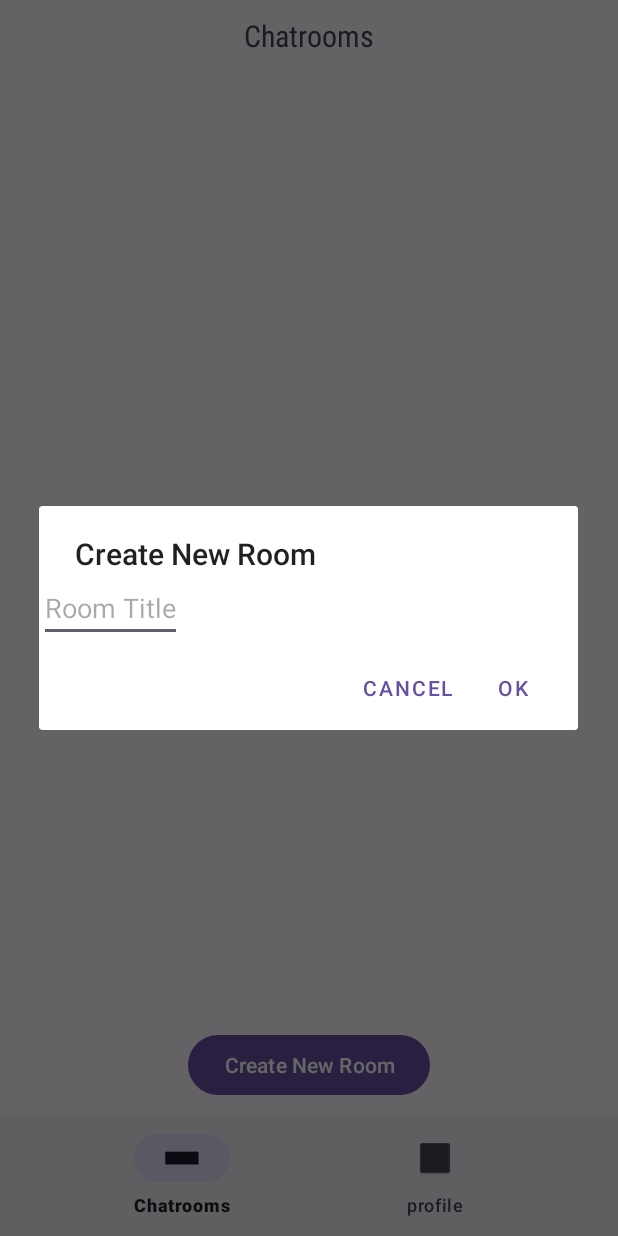
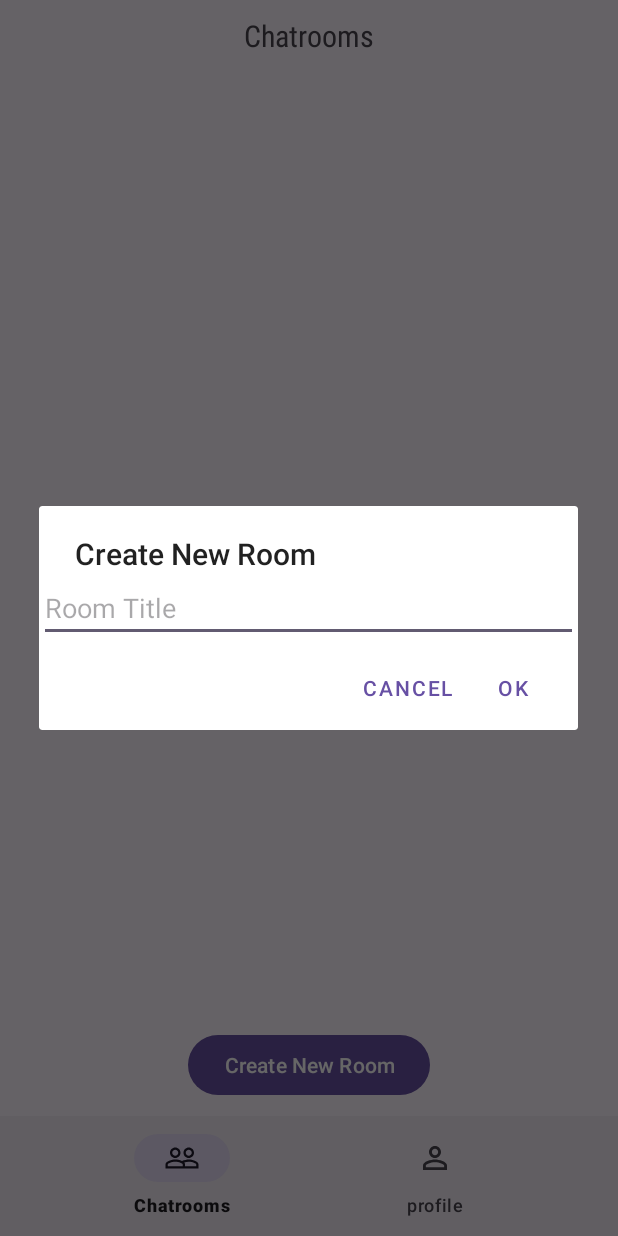
Before and after one commit to samyups1111/Chatrooms, an Android app: the ChatroomFragment screen opened directly, with no data from a screen before it, after a tap on "Create New Room", on a phone screen of 412 x 824 dp. Run offline under Robolectric (Android 15) with nearby library versions, the phone set to English and light mode, and no system bars; our stand-ins replace Dagger/Hilt's generated code, Firebase (no records; nobody signed in at launch, a user with empty details on screens opened directly).

Commit message:
refactoring and updating icons

```diff
--- a/app/src/main/java/com/sample/mainapplication/MainModule.kt
+++ b/app/src/main/java/com/sample/mainapplication/MainModule.kt
@@ -2,7 +2,7 @@ package com.sample.mainapplication
 
 import com.sample.mainapplication.model.MessageRepository
 import com.sample.mainapplication.networking.MainRemoteDataSource
-import com.sample.mainapplication.ui.chat.MessageViewModel
+import com.sample.mainapplication.ui.message.MessageViewModel
 import com.sample.mainapplication.model.PokemonRepository
 import com.sample.mainapplication.ui.first.FirstFragmentViewModel
 import com.sample.mainapplication.model.AuthRepository
--- a/app/src/main/java/com/sample/mainapplication/ui/main/MainActivity.kt
+++ b/app/src/main/java/com/sample/mainapplication/ui/main/MainActivity.kt
@@ -20,11 +20,11 @@ class MainActivity : AppCompatActivity() {
         val navHostFragment = supportFragmentManager.findFragmentById(R.id.nav_host_fragment) as NavHostFragment
         navController = navHostFragment.navController
         bottomNavigationView = findViewById(R.id.bottom_nav)
-        bottomNavigationView.selectedItemId = R.id.search_bottom_nav
+        bottomNavigationView.selectedItemId = R.id.chatroom_menu
 
         bottomNavigationView.setOnItemSelectedListener {
             when (it.itemId) {
-                R.id.search_bottom_nav -> navController.navigate(R.id.chatroomFragment) //navController.navigate(R.id.action_global_first_fragment)
+                R.id.chatroom_menu -> navController.navigate(R.id.chatroomFragment) //navController.navigate(R.id.action_global_first_fragment)
                 R.id.profile_menu -> navController.navigate(R.id.action_global_profile_fragment)
                 else -> {}
             }
--- a/app/src/main/java/com/sample/mainapplication/ui/chat/MessageFragment.kt
+++ b/app/src/main/java/com/sample/mainapplication/ui/message/MessageFragment.kt
@@ -1,4 +1,4 @@
-package com.sample.mainapplication.ui.chat
+package com.sample.mainapplication.ui.message
 
 import android.content.ContentValues.TAG
 import android.content.Context
--- a/app/src/main/java/com/sample/mainapplication/ui/chat/MessageViewModel.kt
+++ b/app/src/main/java/com/sample/mainapplication/ui/message/MessageViewModel.kt
@@ -1,4 +1,4 @@
-package com.sample.mainapplication.ui.chat
+package com.sample.mainapplication.ui.message
 
 import androidx.lifecycle.ViewModel
 import androidx.lifecycle.viewModelScope
--- a/app/src/main/java/com/sample/mainapplication/ui/chat/messageAdapter.kt
+++ b/app/src/main/java/com/sample/mainapplication/ui/message/messageAdapter.kt
@@ -1,4 +1,4 @@
-package com.sample.mainapplication.ui.chat
+package com.sample.mainapplication.ui.message
 
 import android.view.LayoutInflater
 import android.view.View
--- /dev/null
+++ b/app/src/main/res/drawable/group_icon.xml
@@ -0,0 +1,5 @@
+<vector android:height="24dp" android:tint="#000000"
+    android:viewportHeight="24" android:viewportWidth="24"
+    android:width="24dp" xmlns:android="http://schemas.android.com/apk/res/android">
+    <path android:fillColor="@android:color/white" android:pathData="M16.5,13c-1.2,0 -3.07,0.34 -4.5,1 -1.43,-0.67 -3.3,-1 -4.5,-1C5.33,13 1,14.08 1,16.25L1,19h22v-2.75c0,-2.17 -4.33,-3.25 -6.5,-3.25zM12.5,17.5h-10v-1.25c0,-0.54 2.56,-1.75 5,-1.75s5,1.21 5,1.75v1.25zM21.5,17.5L14,17.5v-1.25c0,-0.46 -0.2,-0.86 -0.52,-1.22 0.88,-0.3 1.96,-0.53 3.02,-0.53 2.44,0 5,1.21 5,1.75v1.25zM7.5,12c1.93,0 3.5,-1.57 3.5,-3.5S9.43,5 7.5,5 4,6.57 4,8.5 5.57,12 7.5,12zM7.5,6.5c1.1,0 2,0.9 2,2s-0.9,2 -2,2 -2,-0.9 -2,-2 0.9,-2 2,-2zM16.5,12c1.93,0 3.5,-1.57 3.5,-3.5S18.43,5 16.5,5 13,6.57 13,8.5s1.57,3.5 3.5,3.5zM16.5,6.5c1.1,0 2,0.9 2,2s-0.9,2 -2,2 -2,-0.9 -2,-2 0.9,-2 2,-2z"/>
+</vector>
--- /dev/null
+++ b/app/src/main/res/drawable/profile_icon.xml
@@ -0,0 +1,5 @@
+<vector android:height="24dp" android:tint="#000000"
+    android:viewportHeight="24" android:viewportWidth="24"
+    android:width="24dp" xmlns:android="http://schemas.android.com/apk/res/android">
+    <path android:fillColor="@android:color/white" android:pathData="M12,5.9c1.16,0 2.1,0.94 2.1,2.1s-0.94,2.1 -2.1,2.1S9.9,9.16 9.9,8s0.94,-2.1 2.1,-2.1m0,9c2.97,0 6.1,1.46 6.1,2.1v1.1L5.9,18.1L5.9,17c0,-0.64 3.13,-2.1 6.1,-2.1M12,4C9.79,4 8,5.79 8,8s1.79,4 4,4 4,-1.79 4,-4 -1.79,-4 -4,-4zM12,13c-2.67,0 -8,1.34 -8,4v3h16v-3c0,-2.66 -5.33,-4 -8,-4z"/>
+</vector>
--- a/app/src/main/res/layout/dialog_fragment_create_new_chatroom.xml
+++ b/app/src/main/res/layout/dialog_fragment_create_new_chatroom.xml
@@ -5,7 +5,7 @@
 
     <EditText
         android:id="@+id/create_new_chatroom_edittext"
-        android:layout_width="wrap_content"
+        android:layout_width="match_parent"
         android:layout_height="wrap_content"
         android:autofillHints=""
         android:hint="@string/room_title"
--- a/app/src/main/res/layout/fragment_message.xml
+++ b/app/src/main/res/layout/fragment_message.xml
@@ -5,7 +5,7 @@
     android:layout_height="match_parent"
     android:layout_margin="5dp"
     android:orientation="vertical"
-    tools:context=".ui.chat.MessageFragment">
+    tools:context=".ui.message.MessageFragment">
 
     <androidx.recyclerview.widget.RecyclerView
         android:id="@+id/chat_recyclerview"
--- a/app/src/main/res/menu/bottom_nav_items.xml
+++ b/app/src/main/res/menu/bottom_nav_items.xml
@@ -1,13 +1,12 @@
 <?xml version="1.0" encoding="utf-8"?>
 <menu xmlns:android="http://schemas.android.com/apk/res/android">
     <item
-        android:id="@+id/search_bottom_nav"
+        android:id="@+id/chatroom_menu"
         android:title="@string/chatrooms"
-        android:icon="@drawable/common_google_signin_btn_text_dark_normal_background" />
+        android:icon="@drawable/group_icon" />
 
     <item
         android:id="@+id/profile_menu"
         android:title="@string/profile"
-        android:icon="@drawable/common_google_signin_btn_icon_light_normal_background" />
-
+        android:icon="@drawable/profile_icon" />
 </menu>
--- a/app/src/main/res/navigation/nav_graph.xml
+++ b/app/src/main/res/navigation/nav_graph.xml
@@ -64,7 +64,7 @@
     </fragment>
     <fragment
         android:id="@+id/messageFragment"
-        android:name="com.sample.mainapplication.ui.chat.MessageFragment"
+        android:name="com.sample.mainapplication.ui.message.MessageFragment"
         android:label="fragment_message"
         tools:layout="@layout/fragment_message" >
         <argument
```
